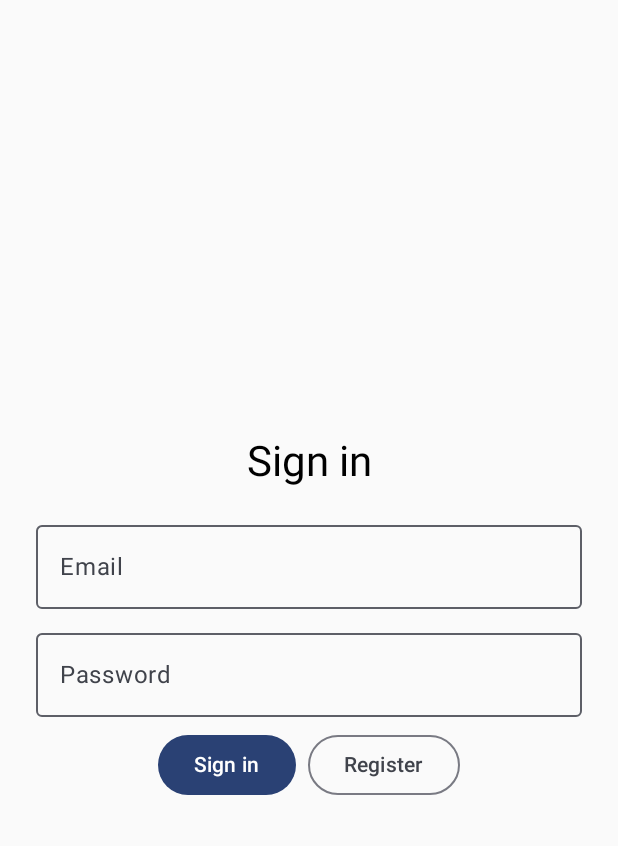
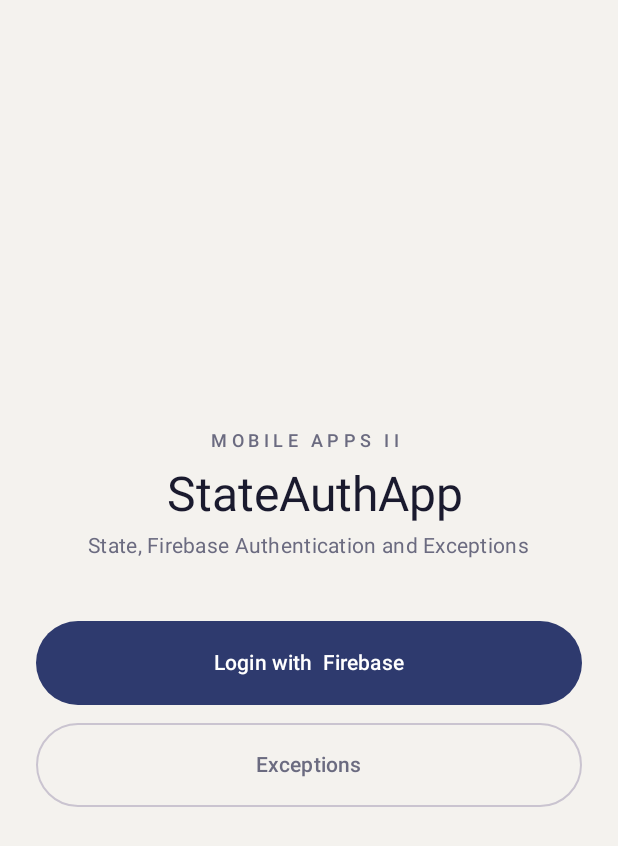
Before and after one commit to DiegoAlvesOL/MobileApps2-Assignment2, an Android app built with Jetpack Compose: the screen it shows after launch (MainActivity), on a phone screen of 412 x 824 dp. Shown: the top 846 px of the screen. Run offline under Robolectric (Android 15) with nearby library versions, the phone set to English and light mode, and no system bars; our stand-ins replace Firebase (no records; nobody signed in at launch, a user with empty details on screens opened directly).

Commit message:
feat: add main menu, navy theme and back to menu navigation

```diff
--- a/StateAuthApp/app/src/main/java/com/diegoalves/stateauthapp/MainActivity.kt
+++ b/StateAuthApp/app/src/main/java/com/diegoalves/stateauthapp/MainActivity.kt
@@ -1,24 +1,36 @@
 package com.diegoalves.stateauthapp
 
+import android.graphics.Color
 import android.os.Bundle
 import androidx.activity.ComponentActivity
+import androidx.activity.SystemBarStyle
+import androidx.activity.compose.BackHandler
 import androidx.activity.compose.setContent
 import androidx.activity.enableEdgeToEdge
+import androidx.compose.foundation.layout.Arrangement
 import androidx.compose.foundation.layout.Column
+import androidx.compose.foundation.layout.Row
 import androidx.compose.foundation.layout.fillMaxSize
 import androidx.compose.foundation.layout.padding
 import androidx.compose.foundation.layout.safeDrawingPadding
 import androidx.compose.material3.Button
+import androidx.compose.material3.MaterialTheme
+import androidx.compose.material3.OutlinedButton
+import androidx.compose.material3.Surface
 import androidx.compose.material3.Text
 import androidx.compose.runtime.getValue
 import androidx.compose.runtime.mutableStateOf
 import androidx.compose.runtime.setValue
 import androidx.compose.ui.Modifier
 import androidx.compose.ui.unit.dp
+import com.diegoalves.stateauthapp.ui.AppScreen
 import com.diegoalves.stateauthapp.ui.CounterScreen
+import com.diegoalves.stateauthapp.ui.ExceptionsScreen
 import com.diegoalves.stateauthapp.ui.LoginScreen
+import com.diegoalves.stateauthapp.ui.MainMenuScreen
 import com.diegoalves.stateauthapp.ui.theme.StateAuthAppTheme
 import com.google.android.gms.tasks.Task
+import com.google.firebase.annotations.concurrent.Background
 import com.google.firebase.auth.AuthResult
 import com.google.firebase.auth.FirebaseAuth
 
@@ -28,6 +40,8 @@ import com.google.firebase.auth.FirebaseAuth
 class MainActivity : ComponentActivity() {
 
     private val firebaseAuth: FirebaseAuth = FirebaseAuth.getInstance()
+
+    private var currentScreen by mutableStateOf(AppScreen.MENU)
 
     private var signedInEmail by mutableStateOf<String?>(null)
 
@@ -40,20 +54,42 @@ class MainActivity : ComponentActivity() {
         super.onCreate(savedInstanceState)
         enableEdgeToEdge()
 
+        enableEdgeToEdge(
+            statusBarStyle = SystemBarStyle.light(Color.TRANSPARENT, Color.TRANSPARENT),
+            navigationBarStyle = SystemBarStyle.light(Color.TRANSPARENT, Color.TRANSPARENT)
+        )
+
         signedInEmail = firebaseAuth.currentUser?.email
-
 
         setContent {
             StateAuthAppTheme {
+                Surface(
+                    modifier = Modifier.fillMaxSize(),
+                    color = MaterialTheme.colorScheme.background
+                ) {
+                    BackHandler(enabled = currentScreen != AppScreen.MENU){
+                        backToMenu()
+                    }
 
+                    when(currentScreen){
+                        AppScreen.MENU ->{
+                            MainMenuScreen(
+                                onOpenLogin = {currentScreen = AppScreen.LOGIN},
+                                onOpenExceptions = {currentScreen = AppScreen.EXCEPTIONS},
+                                modifier = Modifier.safeDrawingPadding()
+                            )
+                        }
+
+                        AppScreen.LOGIN ->{
                             val currentEmail = signedInEmail
 
-                if (currentEmail == null){
+                            if (currentEmail ==null){
                                 LoginScreen(
                                     errorMessage = authErrorMessage,
                                     isLoading = isAuthLoading,
                                     onSignIn = { email, password -> signIn(email, password) },
-                        onRegister = { email, password -> register(email, password)},
+                                    onRegister = { email, password -> register(email, password) },
+                                    onBackToMenu = {backToMenu()},
                                     modifier = Modifier.safeDrawingPadding()
                                 )
                             }else{
@@ -63,15 +99,68 @@ class MainActivity : ComponentActivity() {
                                         .safeDrawingPadding()
                                         .padding(16.dp)
                                 ) {
-                        Text(text = " Signed in as $currentEmail")
-                        Button(onClick = {signOut()}) {
+                                    Text(
+                                        text = "Signed in as $currentEmail",
+                                        style = MaterialTheme.typography.titleMedium
+                                    )
+                                    Row(horizontalArrangement = Arrangement.spacedBy(8.dp)) {
+                                        OutlinedButton(onClick = { signOut()}) {
                                             Text(text = "Sign out")
                                         }
+                                        OutlinedButton(onClick = {backToMenu()}) {
+                                            Text(text = "Back to menu")
+                                        }
+                                    }
+
                                     CounterScreen()
                                 }
                             }
                         }
+                        AppScreen.EXCEPTIONS -> {
+                            ExceptionsScreen(
+                                onBackToMenu = {backToMenu()},
+                                modifier = Modifier.safeDrawingPadding()
+                            )
                         }
+                    }
+                }
+            }
+        }
+
+
+//        setContent {
+//            StateAuthAppTheme {
+//
+//                val currentEmail = signedInEmail
+//
+//                if (currentEmail == null){
+//                    LoginScreen(
+//                        errorMessage = authErrorMessage,
+//                        isLoading = isAuthLoading,
+//                        onSignIn = { email, password -> signIn(email, password) },
+//                        onRegister = { email, password -> register(email, password)},
+//                        modifier = Modifier.safeDrawingPadding()
+//                    )
+//                }else{
+//                    Column(
+//                        modifier = Modifier
+//                            .fillMaxSize()
+//                            .safeDrawingPadding()
+//                            .padding(16.dp)
+//                    ) {
+//                        Text(text = " Signed in as $currentEmail")
+//                        Button(onClick = {signOut()}) {
+//                            Text(text = "Sign out")
+//                        }
+//                        CounterScreen()
+//                    }
+//                }
+//            }
+//        }
+    }
+
+    private fun backToMenu(){
+        currentScreen = AppScreen.MENU
     }
     private fun signIn(email: String, password: String) {
         if (email.isBlank() || password.isBlank()) {
--- /dev/null
+++ b/StateAuthApp/app/src/main/java/com/diegoalves/stateauthapp/ui/AppScreen.kt
@@ -0,0 +1,8 @@
+package com.diegoalves.stateauthapp.ui
+
+
+enum class AppScreen {
+    MENU,
+    LOGIN,
+    EXCEPTIONS
+}
--- /dev/null
+++ b/StateAuthApp/app/src/main/java/com/diegoalves/stateauthapp/ui/MainMenuScreen.kt
@@ -0,0 +1,72 @@
+package com.diegoalves.stateauthapp.ui
+
+import androidx.compose.foundation.layout.Arrangement
+import androidx.compose.foundation.layout.Column
+import androidx.compose.foundation.layout.Spacer
+import androidx.compose.foundation.layout.fillMaxSize
+import androidx.compose.foundation.layout.fillMaxWidth
+import androidx.compose.foundation.layout.height
+import androidx.compose.foundation.layout.padding
+import androidx.compose.material3.Button
+import androidx.compose.material3.MaterialTheme
+import androidx.compose.material3.OutlinedButton
+import androidx.compose.material3.Text
+import androidx.compose.runtime.Composable
+import androidx.compose.ui.Alignment
+import androidx.compose.ui.Modifier
+import androidx.compose.ui.unit.dp
+import androidx.compose.ui.unit.sp
+
+
+@Composable
+fun MainMenuScreen(
+    onOpenLogin: () -> Unit ,
+    onOpenExceptions: () -> Unit,
+    modifier: Modifier = Modifier
+) {
+    Column(
+        modifier = modifier
+            .fillMaxSize()
+            .padding( 24.dp),
+        verticalArrangement = Arrangement.Center,
+        horizontalAlignment = Alignment.CenterHorizontally
+    ) {
+        Text(
+            text = "MOBILE APPS II ",
+            style = MaterialTheme.typography.labelMedium,
+            color = MaterialTheme.colorScheme.onSurfaceVariant,
+            letterSpacing = 3.sp
+        )
+        Spacer(modifier = Modifier.height(8.dp))
+        Text(
+            text = " StateAuthApp",
+            style = MaterialTheme.typography.headlineLarge,
+            color = MaterialTheme.colorScheme.onBackground
+        )
+        Spacer(modifier = Modifier.height(4.dp))
+        Text(
+            text = "State, Firebase Authentication and Exceptions",
+            style = MaterialTheme.typography.bodyMedium,
+            color = MaterialTheme.colorScheme.onSurfaceVariant
+        )
+        Spacer(modifier = Modifier.height(40.dp))
+
+        Button(
+            onClick = onOpenLogin,
+            modifier = Modifier
+                .fillMaxWidth()
+                .height(56.dp)
+        ) {
+            Text(text = "Login with  Firebase")
+        }
+        Spacer(modifier = Modifier.height(12.dp))
+        OutlinedButton(
+            onClick = onOpenExceptions,
+            modifier = Modifier
+                .fillMaxWidth()
+                .height(56.dp)
+        ) {
+            Text(text = "Exceptions")
+        }
+    }
+}
--- a/StateAuthApp/app/src/main/java/com/diegoalves/stateauthapp/ui/theme/Color.kt
+++ b/StateAuthApp/app/src/main/java/com/diegoalves/stateauthapp/ui/theme/Color.kt
@@ -9,3 +9,22 @@ val Pink80 = Color(0xFFEFB8C8)
 val Purple40 = Color(0xFF6650a4)
 val PurpleGrey40 = Color(0xFF625b71)
 val Pink40 = Color(0xFF7D5260)
+val NavyDark = Color(0xFF1A1A2E)
+
+val NavyMid = Color(0xFF2E3A6E)
+
+val NavyLight = Color(0xFFE8EAF6)
+
+val SandBackground = Color(0xFFF4F2EE)
+
+val SurfaceWhite = Color(0xFFFFFFFF)
+
+val BorderGray = Color(0xFFC8C5BE)
+
+val TextDim = Color(0xFF6B6B80)
+
+val SuccessGreen = Color(0xFF2E7D32)
+
+val ErrorRed = Color(0xFFC62828)
+
+val ErrorLight = Color(0xFFFFEBEE)
--- a/StateAuthApp/app/src/main/java/com/diegoalves/stateauthapp/ui/theme/Theme.kt
+++ b/StateAuthApp/app/src/main/java/com/diegoalves/stateauthapp/ui/theme/Theme.kt
@@ -1,57 +1,36 @@
 package com.diegoalves.stateauthapp.ui.theme
 
-import android.app.Activity
-import android.os.Build
-import androidx.compose.foundation.isSystemInDarkTheme
 import androidx.compose.material3.MaterialTheme
-import androidx.compose.material3.darkColorScheme
-import androidx.compose.material3.dynamicDarkColorScheme
-import androidx.compose.material3.dynamicLightColorScheme
 import androidx.compose.material3.lightColorScheme
 import androidx.compose.runtime.Composable
-import androidx.compose.ui.platform.LocalContext
 
-private val DarkColorScheme = darkColorScheme(
-    primary = Purple80,
-    secondary = PurpleGrey80,
-    tertiary = Pink80
+private val NavyColorScheme = lightColorScheme(
+    primary = NavyMid,
+    onPrimary = SurfaceWhite,
+    primaryContainer = NavyLight,
+    onPrimaryContainer = NavyDark,
+    secondary = NavyDark,
+    onSecondary = SurfaceWhite,
+    tertiary = SuccessGreen,
+    onTertiary = SurfaceWhite,
+    background = SandBackground,
+    onBackground = NavyDark,
+    surface = SurfaceWhite,
+    onSurface = NavyDark,
+    surfaceVariant = NavyLight,
+    onSurfaceVariant = TextDim,
+    outline = BorderGray,
+    error = ErrorRed,
+    onError = SurfaceWhite,
+    errorContainer = ErrorLight,
+    onErrorContainer = ErrorRed
 )
 
-private val LightColorScheme = lightColorScheme(
-    primary = Purple40,
-    secondary = PurpleGrey40,
-    tertiary = Pink40
-
-    /* Other default colors to override
-    background = Color(0xFFFFFBFE),
-    surface = Color(0xFFFFFBFE),
-    onPrimary = Color.White,
-    onSecondary = Color.White,
-    onTertiary = Color.White,
-    onBackground = Color(0xFF1C1B1F),
-    onSurface = Color(0xFF1C1B1F),
-    */
-)
 
 @Composable
-fun StateAuthAppTheme(
-    darkTheme: Boolean = isSystemInDarkTheme(),
-    // Dynamic color is available on Android 12+
-    dynamicColor: Boolean = true,
-    content: @Composable () -> Unit
-) {
-    val colorScheme = when {
-        dynamicColor && Build.VERSION.SDK_INT >= Build.VERSION_CODES.S -> {
-            val context = LocalContext.current
-            if (darkTheme) dynamicDarkColorScheme(context) else dynamicLightColorScheme(context)
-        }
-
-        darkTheme -> DarkColorScheme
-        else -> LightColorScheme
-    }
-
+fun StateAuthAppTheme(content: @Composable () -> Unit) {
     MaterialTheme(
-        colorScheme = colorScheme,
+        colorScheme = NavyColorScheme,
         typography = Typography,
         content = content
     )
```
Also changed, not shown: StateAuthApp/app/src/main/java/com/diegoalves/stateauthapp/ui/ExceptionsScreen.kt (added, +37 -0 lines), StateAuthApp/app/src/main/java/com/diegoalves/stateauthapp/ui/LoginScreen.kt (+8 -0 lines). Lines whose indentation alone changed are shown as unchanged.
